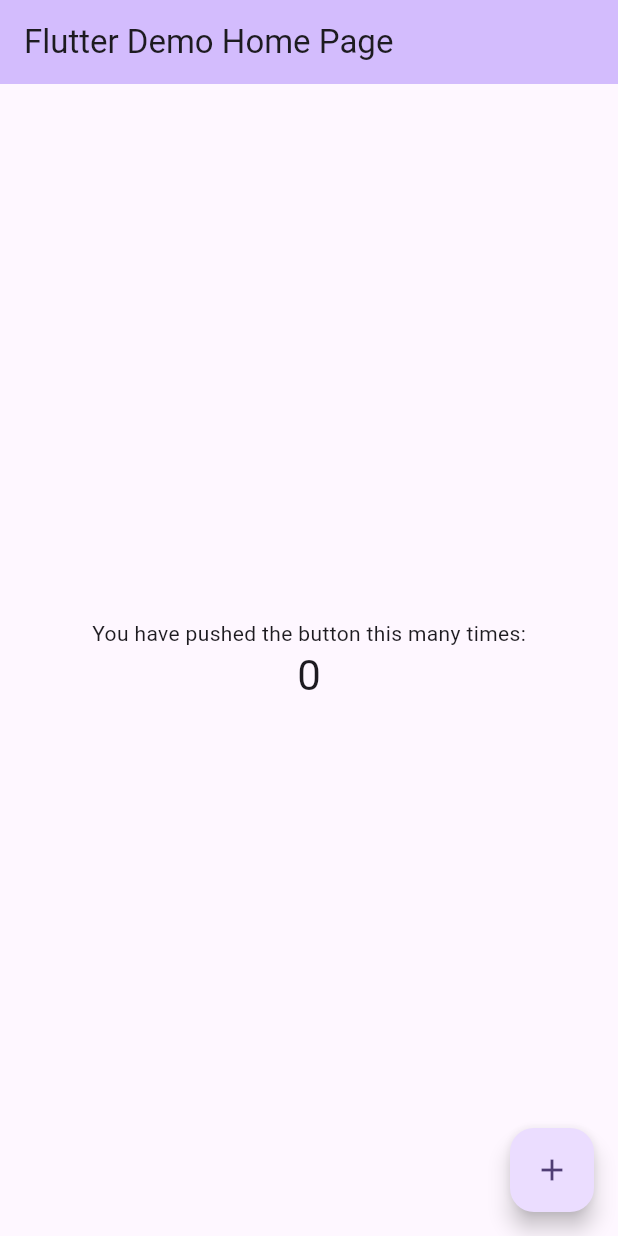
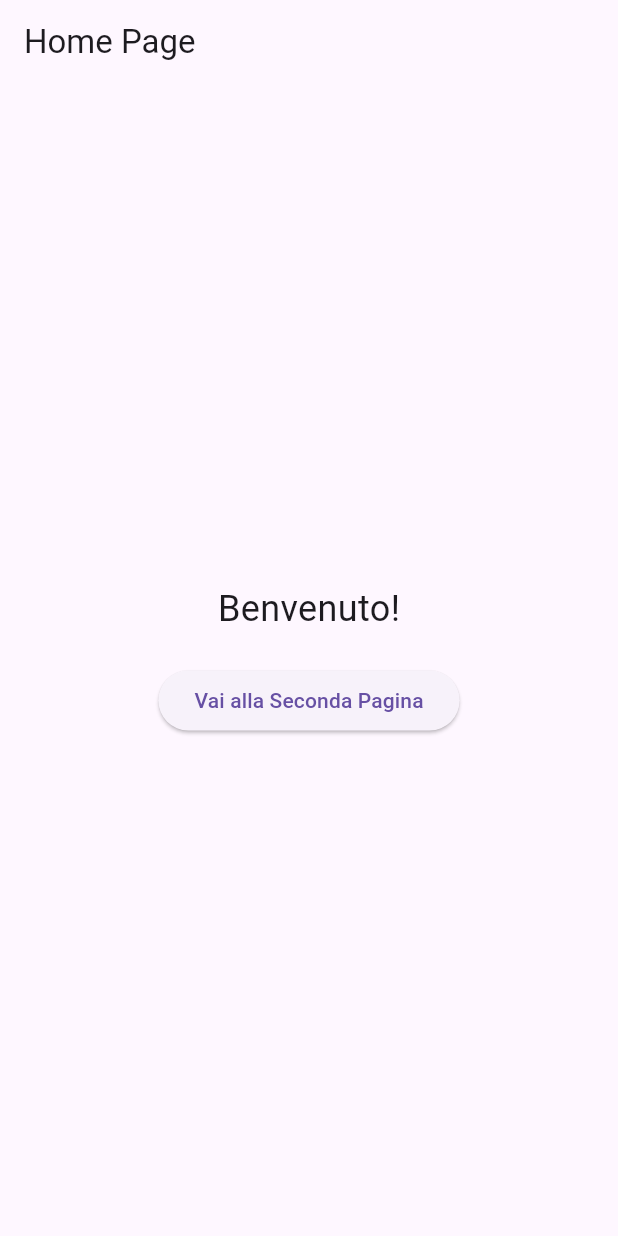
Before and after one commit to chirichexe/CocktailBarApp, a Flutter app: the screen it shows after launch, on a phone screen of 412 x 824 dp. Run offline on Flutter 3.47's test engine with Material 3 defaults, Android fonts, the phone set to English and light mode, and no system bars.

Commit message:
Update main.dart

```diff
--- a/app/cocktailbar_app/lib/main.dart
+++ b/app/cocktailbar_app/lib/main.dart
@@ -1,125 +1,116 @@
 import 'package:flutter/material.dart';
 
 void main() {
-  runApp(const MyApp());
+  runApp(MyApp());
 }
 
 class MyApp extends StatelessWidget {
-  const MyApp({super.key});
-
-  // This widget is the root of your application.
   @override
   Widget build(BuildContext context) {
     return MaterialApp(
-      title: 'Flutter Demo',
+      title: 'Test App',
       theme: ThemeData(
-        // This is the theme of your application.
-        //
-        // TRY THIS: Try running your application with "flutter run". You'll see
-        // the application has a purple toolbar. Then, without quitting the app,
-        // try changing the seedColor in the colorScheme below to Colors.green
-        // and then invoke "hot reload" (save your changes or press the "hot
-        // reload" button in a Flutter-supported IDE, or press "r" if you used
-        // the command line to start the app).
-        //
-        // Notice that the counter didn't reset back to zero; the application
-        // state is not lost during the reload. To reset the state, use hot
-        // restart instead.
-        //
-        // This works for code too, not just values: Most code changes can be
-        // tested with just a hot reload.
-        colorScheme: ColorScheme.fromSeed(seedColor: Colors.deepPurple),
-        useMaterial3: true,
+        primarySwatch: Colors.blue,
       ),
-      home: const MyHomePage(title: 'Flutter Demo Home Page'),
+      home: HomePage(),
+      routes: {
+        '/second': (context) => SecondPage(),
+        '/third': (context) => ThirdPage(),
+      },
     );
   }
 }
 
-class MyHomePage extends StatefulWidget {
-  const MyHomePage({super.key, required this.title});
-
-  // This widget is the home page of your application. It is stateful, meaning
-  // that it has a State object (defined below) that contains fields that affect
-  // how it looks.
-
-  // This class is the configuration for the state. It holds the values (in this
-  // case the title) provided by the parent (in this case the App widget) and
-  // used by the build method of the State. Fields in a Widget subclass are
-  // always marked "final".
-
-  final String title;
-
-  @override
-  State<MyHomePage> createState() => _MyHomePageState();
-}
-
-class _MyHomePageState extends State<MyHomePage> {
-  int _counter = 0;
-
-  void _incrementCounter() {
-    setState(() {
-      // This call to setState tells the Flutter framework that something has
-      // changed in this State, which causes it to rerun the build method below
-      // so that the display can reflect the updated values. If we changed
-      // _counter without calling setState(), then the build method would not be
-      // called again, and so nothing would appear to happen.
-      _counter++;
-    });
-  }
-
+class HomePage extends StatelessWidget {
   @override
   Widget build(BuildContext context) {
-    // This method is rerun every time setState is called, for instance as done
-    // by the _incrementCounter method above.
-    //
-    // The Flutter framework has been optimized to make rerunning build methods
-    // fast, so that you can just rebuild anything that needs updating rather
-    // than having to individually change instances of widgets.
     return Scaffold(
       appBar: AppBar(
-        // TRY THIS: Try changing the color here to a specific color (to
-        // Colors.amber, perhaps?) and trigger a hot reload to see the AppBar
-        // change color while the other colors stay the same.
-        backgroundColor: Theme.of(context).colorScheme.inversePrimary,
-        // Here we take the value from the MyHomePage object that was created by
-        // the App.build method, and use it to set our appbar title.
-        title: Text(widget.title),
+        title: Text('Home Page'),
       ),
       body: Center(
-        // Center is a layout widget. It takes a single child and positions it
-        // in the middle of the parent.
         child: Column(
-          // Column is also a layout widget. It takes a list of children and
-          // arranges them vertically. By default, it sizes itself to fit its
-          // children horizontally, and tries to be as tall as its parent.
-          //
-          // Column has various properties to control how it sizes itself and
-          // how it positions its children. Here we use mainAxisAlignment to
-          // center the children vertically; the main axis here is the vertical
-          // axis because Columns are vertical (the cross axis would be
-          // horizontal).
-          //
-          // TRY THIS: Invoke "debug painting" (choose the "Toggle Debug Paint"
-          // action in the IDE, or press "p" in the console), to see the
-          // wireframe for each widget.
           mainAxisAlignment: MainAxisAlignment.center,
           children: <Widget>[
-            const Text(
-              'You have pushed the button this many times:',
+            Text(
+              'Benvenuto!',
+              style: TextStyle(fontSize: 24),
             ),
-            Text(
-              '$_counter',
-              style: Theme.of(context).textTheme.headlineMedium,
+            SizedBox(height: 20),
+            ElevatedButton(
+              onPressed: () {
+                Navigator.pushNamed(context, '/second');
+              },
+              child: Text('Vai alla Seconda Pagina'),
             ),
           ],
         ),
       ),
-      floatingActionButton: FloatingActionButton(
-        onPressed: _incrementCounter,
-        tooltip: 'Increment',
-        child: const Icon(Icons.add),
-      ), // This trailing comma makes auto-formatting nicer for build methods.
     );
   }
 }
+
+class SecondPage extends StatelessWidget {
+  @override
+  Widget build(BuildContext context) {
+    return Scaffold(
+      appBar: AppBar(
+        title: Text('Seconda Pagina'),
+      ),
+      body: Center(
+        child: Column(
+          mainAxisAlignment: MainAxisAlignment.center,
+          children: <Widget>[
+            Text(
+              'Questa è la Seconda Pagina!',
+              style: TextStyle(fontSize: 24),
+            ),
+            SizedBox(height: 20),
+            ElevatedButton(
+              onPressed: () {
+                Navigator.pop(context);
+              },
+              child: Text('Torna alla Home Page'),
+            ),
+            SizedBox(height: 20),
+            ElevatedButton(
+              onPressed: () {
+                Navigator.pushNamed(context, '/third');
+              },
+              child: Text('Vai alla Terza Pagina'),
+            ),
+          ],
+        ),
+      ),
+    );
+  }
+}
+
+class ThirdPage extends StatelessWidget {
+  @override
+  Widget build(BuildContext context) {
+    return Scaffold(
+      appBar: AppBar(
+        title: Text('Terza Pagina'),
+      ),
+      body: Center(
+        child: Column(
+          mainAxisAlignment: MainAxisAlignment.center,
+          children: <Widget>[
+            Text(
+              'Questa è la Terza Pagina!',
+              style: TextStyle(fontSize: 24),
+            ),
+            SizedBox(height: 20),
+            ElevatedButton(
+              onPressed: () {
+                Navigator.popUntil(context, ModalRoute.withName('/'));
+              },
+              child: Text('Torna alla Home Page'),
+            ),
+          ],
+        ),
+      ),
+    );
+  }
+}
```
